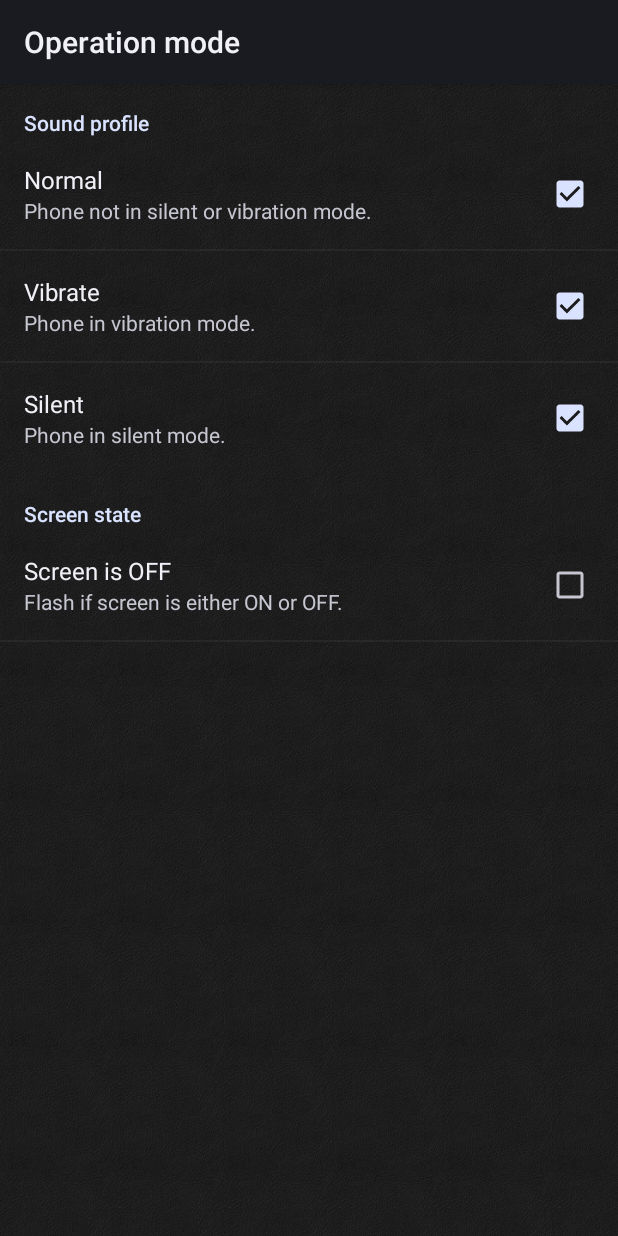
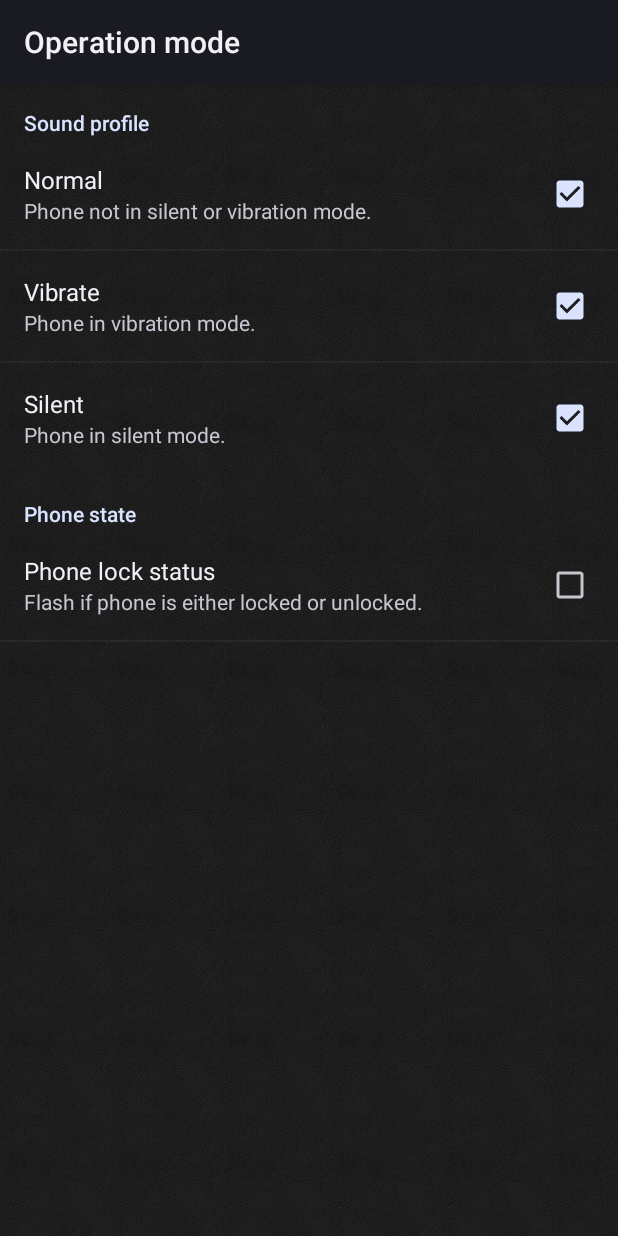
Before and after one commit to spirosbond/CallerFlashlight, an Android app: the PrefsActivity screen opened directly, with no data from a screen before it, after a tap on "Operation mode", on a phone screen of 412 x 824 dp. Run offline under Robolectric (Android 15) with nearby library versions, the phone set to English and light mode, and no system bars; libraries missing offline, so code that uses them is left out: com.bugsense.trace.

Commit message:
v2.3 - BETA removed flash when screen off option added flash when phone locked option Added support for kik messanger fixed a possible bug a flash on call added some more catch blocks

```diff
--- a/CallerFlashlight/src/main/AndroidManifest.xml
+++ b/CallerFlashlight/src/main/AndroidManifest.xml
@@ -1,10 +1,10 @@
 <?xml version="1.0" encoding="utf-8"?>
 <manifest xmlns:android="http://schemas.android.com/apk/res/android"
           package="com.spirosbond.callerflashlight"
-          android:versionCode="8"
-          android:versionName="2.2">
+          android:versionCode="9"
+          android:versionName="2.3-BETA">
 
-    <uses-sdk
+<uses-sdk
         android:minSdkVersion="7"
         android:targetSdkVersion="19"/>
 
--- a/CallerFlashlight/src/main/java/com/spirosbond/callerflashlight/Flash.java
+++ b/CallerFlashlight/src/main/java/com/spirosbond/callerflashlight/Flash.java
@@ -126,9 +126,9 @@ public class Flash {
 		try {
 			//			if (cf.getType() == CallerFlashlight.TYPE_NORMAL || cf.getType() == CallerFlashlight.TYPE_ALTERNATIVE) {
 			pon = cam.getParameters();
-				poff = cam.getParameters();
-				pon.setFlashMode(Camera.Parameters.FLASH_MODE_TORCH);
-				poff.setFlashMode(Camera.Parameters.FLASH_MODE_OFF);
+			poff = cam.getParameters();
+			pon.setFlashMode(Camera.Parameters.FLASH_MODE_TORCH);
+			poff.setFlashMode(Camera.Parameters.FLASH_MODE_OFF);
 			//			} else if (cf.getType() == CallerFlashlight.TYPE_ALTERNATIVE_2) {
 			//				pon = cam.getParameters();
 			//				poff = cam.getParameters();
--- a/CallerFlashlight/src/main/java/com/spirosbond/callerflashlight/PrefsActivity.java
+++ b/CallerFlashlight/src/main/java/com/spirosbond/callerflashlight/PrefsActivity.java
@@ -1,13 +1,10 @@
 package com.spirosbond.callerflashlight;
 
-import android.app.AlertDialog;
-import android.content.DialogInterface;
 import android.content.SharedPreferences;
 import android.os.Build;
 import android.os.Bundle;
 import android.preference.CheckBoxPreference;
 import android.preference.ListPreference;
-import android.preference.Preference;
 import android.preference.PreferenceActivity;
 import android.preference.PreferenceManager;
 import android.support.v4.app.NavUtils;
@@ -17,12 +14,13 @@ import android.view.MenuItem;
 /**
  * Created by spiros on 8/5/13.
  */
-public class PrefsActivity extends PreferenceActivity implements SharedPreferences.OnSharedPreferenceChangeListener, Preference.OnPreferenceClickListener {
+public class PrefsActivity extends PreferenceActivity implements SharedPreferences.OnSharedPreferenceChangeListener {
 
 	private static final String TAG = PrefsActivity.class.getSimpleName();
 	private ListPreference lp;
 	private CallerFlashlight callerFlashlight;
-	private CheckBoxPreference screenOfPreference;
+	//	private CheckBoxPreference screenOfPreference;
+	private CheckBoxPreference screenLockedPreference;
 	private boolean dismissed;
 
 
@@ -38,9 +36,13 @@ public class PrefsActivity extends PreferenceActivity implements SharedPreferenc
 		lp.setValue(String.valueOf(callerFlashlight.getType()));
 		setTypeSum(callerFlashlight.getType());
 
-		screenOfPreference = (CheckBoxPreference) findPreference("screen_off");
-		screenOfPreference.setOnPreferenceClickListener(this);
-		setScreenOffSum(callerFlashlight.isScreenOffPref());
+		//		screenOfPreference = (CheckBoxPreference) findPreference("screen_off");
+		//		screenOfPreference.setOnPreferenceClickListener(this);
+		//		setScreenOffSum(callerFlashlight.isScreenOffPref());
+
+		screenLockedPreference = (CheckBoxPreference) findPreference("screen_locked");
+		setScreenLockedSum(callerFlashlight.isScreenLockedPref());
+
 
 	}
 
@@ -55,11 +57,19 @@ public class PrefsActivity extends PreferenceActivity implements SharedPreferenc
 		return super.onOptionsItemSelected(item);
 	}
 
-	private void setScreenOffSum(boolean isChecked) {
+/*	private void setScreenOffSum(boolean isChecked) {
 		if (isChecked) {
 			screenOfPreference.setSummary(getResources().getString(R.string.screen_off_ticked_sum));
 		} else {
 			screenOfPreference.setSummary(getResources().getString(R.string.screen_off_sum));
+		}
+	}*/
+
+	private void setScreenLockedSum(boolean isChecked) {
+		if (isChecked) {
+			screenLockedPreference.setSummary(getResources().getString(R.string.screen_locked_ticked_sum));
+		} else {
+			screenLockedPreference.setSummary(getResources().getString(R.string.screen_locked_sum));
 		}
 	}
 
@@ -71,6 +81,9 @@ public class PrefsActivity extends PreferenceActivity implements SharedPreferenc
 			setTypeSum(Integer.valueOf(sharedPreferences.getString("type_list", "")));
 			callerFlashlight.setWindowDimensions(getWindowManager());
 
+		} else if (s.equals("screen_locked")) {
+			callerFlashlight.setScreenLockedPref(sharedPreferences.getBoolean("screen_locked", false));
+			setScreenLockedSum(callerFlashlight.isScreenLockedPref());
 		}
 	}
 
@@ -92,7 +105,7 @@ public class PrefsActivity extends PreferenceActivity implements SharedPreferenc
 
 	}
 
-	@Override
+/*	@Override
 	public boolean onPreferenceClick(Preference preference) {
 		dismissed = true;
 		if ("screen_off".equals(preference.getKey())) {
@@ -121,7 +134,7 @@ public class PrefsActivity extends PreferenceActivity implements SharedPreferenc
 								setScreenOffSum(false);
 								screenOfPreference.setChecked(false);
 							}
-						}).setCancelable(false)/*.setOnDismissListener(new DialogInterface.OnDismissListener() {
+						}).setCancelable(false)*//*.setOnDismissListener(new DialogInterface.OnDismissListener() {
 					@Override
 					public void onDismiss(DialogInterface dialogInterface) {
 						if (dismissed) {
@@ -131,7 +144,7 @@ public class PrefsActivity extends PreferenceActivity implements SharedPreferenc
 							setScreenOffSum(false);
 						}
 					}
-				})*/.show();
+				})*//*.show();
 				return true;
 			} else {
 				if (CallerFlashlight.LOG) Log.d(TAG, "callerFlashlight.isScreenOffPref()=true");
@@ -144,5 +157,5 @@ public class PrefsActivity extends PreferenceActivity implements SharedPreferenc
 		}
 		return false;
 
-	}
+	}*/
 }
--- a/CallerFlashlight/src/main/res/values/strings.xml
+++ b/CallerFlashlight/src/main/res/values/strings.xml
@@ -102,7 +102,7 @@
     <string name="screen_off">Screen is OFF</string>
     <string name="screen_off_sum">Flash if screen is either ON or OFF.</string>
     <string name="screen_off_ticked_sum">Flash only if screen OFF.</string>
-    <string name="screen_state">Screen state</string>
+    <string name="screen_state">Phone state</string>
     <string name="no_internet_connection">No internet connection!</string>
     <string name="donate_dialog_title">Thank you for donating!</string>
     <string name="donate_dialog_ok">Got it!</string>
@@ -118,5 +118,8 @@
     <string name="please_rate">Please rate this app</string>
     <string name="rate_message">Help us improve this app by rating it and leaving a comment!</string>
     <string name="rate_button">Rate</string>
+    <string name="screen_locked_ticked_sum">Flash only if phone is locked.</string>
+    <string name="screen_locked_sum">Flash if phone is either locked or unlocked.</string>
+    <string name="screen_locked">Phone lock status</string>
 
 </resources>
--- a/CallerFlashlight/src/main/res/xml/prefs.xml
+++ b/CallerFlashlight/src/main/res/xml/prefs.xml
@@ -38,10 +38,16 @@
                     android:defaultValue="true"/>
             </PreferenceCategory>
             <PreferenceCategory android:title="@string/screen_state">
+                <!--<CheckBoxPreference-->
+                <!--android:key="screen_off"-->
+                <!--android:title="@string/screen_off"-->
+                <!--android:summary="@string/screen_off_sum"-->
+                <!--android:defaultValue="false"-->
+                <!--android:visibility="gone"/>-->
                 <CheckBoxPreference
-                    android:key="screen_off"
-                    android:title="@string/screen_off"
-                    android:summary="@string/screen_off_sum"
+                    android:key="screen_locked"
+                    android:title="@string/screen_locked"
+                    android:summary="@string/screen_locked_sum"
                     android:defaultValue="false"/>
             </PreferenceCategory>
 
```
Also changed, not shown: CallerFlashlight/src/main/java/com/spirosbond/callerflashlight/CallReceiver.java (+7 -1 lines), CallerFlashlight/src/main/java/com/spirosbond/callerflashlight/CallerFlashlight.java (+59 -12 lines), CallerFlashlight/src/main/java/com/spirosbond/callerflashlight/Donate.java (+9 -2 lines), CallerFlashlight/src/main/java/com/spirosbond/callerflashlight/NotificationService.java (+9 -2 lines), CallerFlashlight/src/main/java/com/spirosbond/callerflashlight/SmsReceiver.java (+7 -1 lines), 1 other file.
